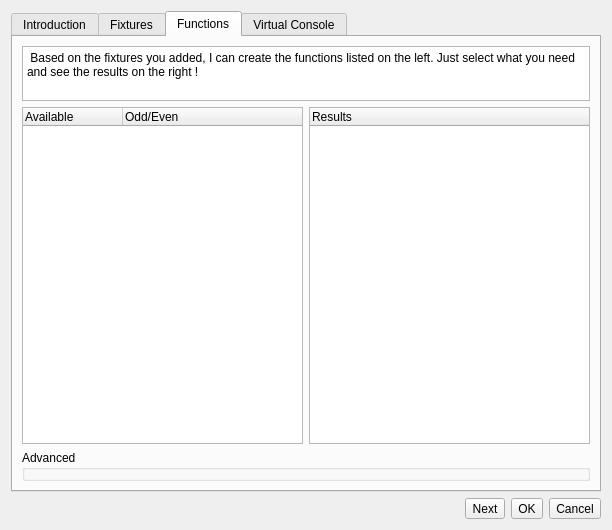
Old version of the form ui/src/functionwizard.ui in the repository mcallegari/qlcplus.
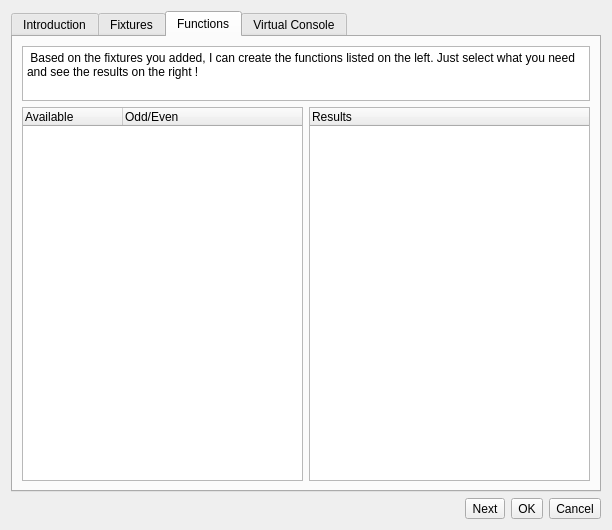
New version of the form. The open tabs and pages were chosen to show the change. Icons and pictures are not drawn.

Patch:
```diff
--- a/ui/src/functionwizard.ui
+++ b/ui/src/functionwizard.ui
@@ -293,13 +293,6 @@
          </property>
         </widget>
        </item>
-       <item row="2" column="0" colspan="2">
-        <widget class="QGroupBox" name="groupBox">
-         <property name="title">
-          <string>Advanced</string>
-         </property>
-        </widget>
-       </item>
       </layout>
      </widget>
      <widget class="QWidget" name="m_vcTab">
```
